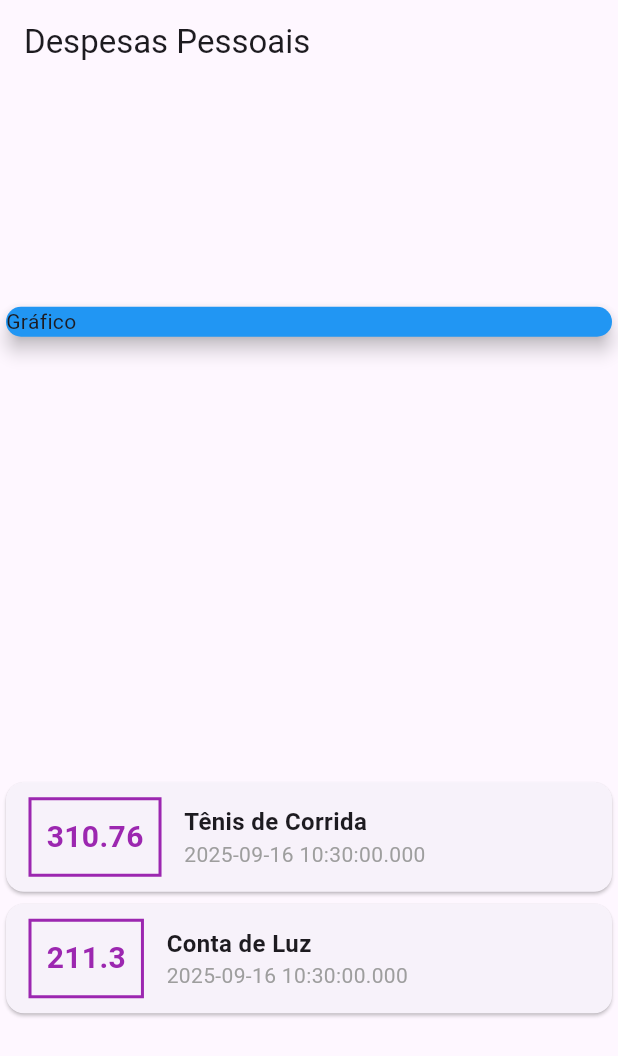
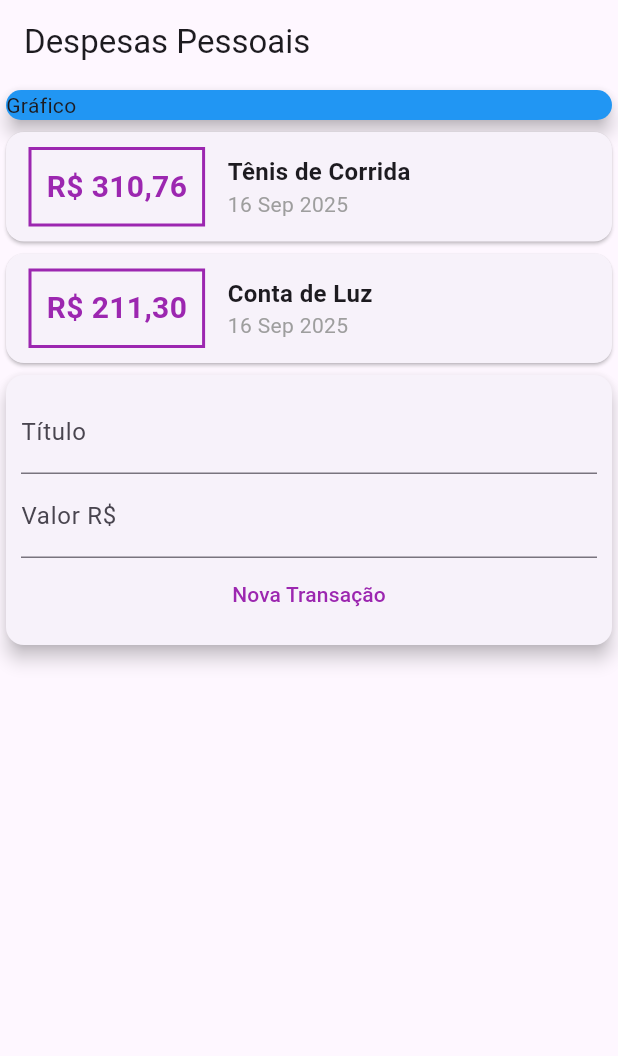
Before and after one commit to gPagio/curso-udemy-aprenda-flutter-e-desenvolva-apps-para-android-e-ios, a Flutter app: the screen it shows after launch, on a phone screen of 412 x 824 dp. Shown: the top 1056 px of the screen. Run offline on Flutter 3.47's test engine with Material 3 defaults, Android fonts, the phone set to English and light mode, and no system bars.

Commit message:
feat: secao 4 16/09/2025 17:19

```diff
--- /dev/null
+++ b/expenses/lib/components/transaction_form.dart
@@ -0,0 +1,38 @@
+import 'package:flutter/material.dart';
+
+class TransactionForm extends StatelessWidget {
+  final titleController = TextEditingController();
+  final valueController = TextEditingController();
+
+  @override
+  Widget build(BuildContext context) {
+    return Card(
+      elevation: 5,
+      child: Padding(
+        padding: EdgeInsets.all(10),
+        child: Column(
+          children: [
+            TextField(
+              controller: titleController,
+              decoration: InputDecoration(labelText: 'Título'),
+            ),
+            TextField(
+              controller: valueController,
+              decoration: InputDecoration(labelText: 'Valor R\$'),
+            ),
+            TextButton(
+              onPressed: () {
+                print("Titulo ${titleController.text}");
+                print("Valor ${valueController.text}");
+              },
+              child: Text(
+                'Nova Transação',
+                style: TextStyle(color: Colors.purple),
+              ),
+            ),
+          ],
+        ),
+      ),
+    );
+  }
+}
--- /dev/null
+++ b/expenses/lib/components/transaction_list.dart
@@ -0,0 +1,55 @@
+import 'package:expenses/models/transaction.dart';
+import 'package:flutter/material.dart';
+import 'package:intl/intl.dart';
+
+class TransactionList extends StatelessWidget {
+  final List<Transaction> _transactions;
+
+  const TransactionList(this._transactions, {super.key});
+
+  @override
+  Widget build(BuildContext context) {
+    return Column(
+      /* * Children recebe listas e estamos
+         * retornando uma lista de Cards
+         * para esta propriedade de Column
+         * */
+      children: _transactions.map((t) {
+        return Card(
+          child: Row(
+            children: [
+              Container(
+                margin: EdgeInsets.symmetric(horizontal: 15, vertical: 10),
+                decoration: BoxDecoration(
+                  border: Border.all(color: Colors.purple, width: 2),
+                ),
+                padding: EdgeInsets.all(10),
+                child: Text(
+                  'R\$ ${t.value.toStringAsFixed(2).replaceAll('.', ',')}',
+                  style: TextStyle(
+                    fontWeight: FontWeight.bold,
+                    fontSize: 20,
+                    color: Colors.purple,
+                  ),
+                ),
+              ),
+              Column(
+                crossAxisAlignment: CrossAxisAlignment.start,
+                children: [
+                  Text(
+                    t.title,
+                    style: TextStyle(fontSize: 16, fontWeight: FontWeight.bold),
+                  ),
+                  Text(
+                    DateFormat('d MMM y').format(t.date),
+                    style: TextStyle(color: Colors.grey),
+                  ),
+                ],
+              ),
+            ],
+          ),
+        );
+      }).toList(),
+    );
+  }
+}
--- /dev/null
+++ b/expenses/lib/components/transaction_user.dart
@@ -0,0 +1,35 @@
+import 'package:expenses/components/transaction_form.dart';
+import 'package:expenses/components/transaction_list.dart';
+import 'package:flutter/material.dart';
+
+import '../models/transaction.dart';
+
+class TransactionUser extends StatefulWidget {
+  const TransactionUser({super.key});
+
+  @override
+  State<TransactionUser> createState() => _TransactionUserState();
+}
+
+class _TransactionUserState extends State<TransactionUser> {
+  final _transactions = [
+    Transaction(
+      id: "t1",
+      title: "Tênis de Corrida",
+      value: 310.76,
+      date: DateTime.now(),
+    ),
+    Transaction(
+      id: "t2",
+      title: "Conta de Luz",
+      value: 211.30,
+      date: DateTime.now(),
+    ),
+  ];
+  @override
+  Widget build(BuildContext context) {
+    return Column(
+      children: [TransactionList(_transactions), TransactionForm()],
+    );
+  }
+}
--- a/expenses/lib/main.dart
+++ b/expenses/lib/main.dart
@@ -1,5 +1,6 @@
-import 'package:expenses/models/transaction.dart';
 import 'package:flutter/material.dart';
+
+import 'package:expenses/components/transaction_user.dart';
 
 void main() {
   runApp(ExpensesApp());
@@ -13,27 +14,11 @@ class ExpensesApp extends StatelessWidget {
 }
 
 class MyHomePage extends StatelessWidget {
-  final _transactions = [
-    Transaction(
-      id: "t1",
-      title: "Tênis de Corrida",
-      value: 310.76,
-      date: DateTime.now(),
-    ),
-    Transaction(
-      id: "t2",
-      title: "Conta de Luz",
-      value: 211.30,
-      date: DateTime.now(),
-    ),
-  ];
-
   @override
   Widget build(BuildContext context) {
     return Scaffold(
       appBar: AppBar(title: Text("Despesas Pessoais")),
       body: Column(
-        mainAxisAlignment: MainAxisAlignment.spaceAround,
         crossAxisAlignment: CrossAxisAlignment.stretch,
         children: [
           Container(
@@ -43,55 +28,7 @@ class MyHomePage extends StatelessWidget {
               elevation: 5,
             ),
           ),
-          Column(
-            /*
-            * Children recebe listas e estamos
-            * retornando uma lista de Cards
-            * para esta propriedade de Column
-            * */
-            children: _transactions.map((t) {
-              return Card(
-                child: Row(
-                  children: [
-                    Container(
-                      margin: EdgeInsets.symmetric(
-                        horizontal: 15,
-                        vertical: 10,
-                      ),
-                      decoration: BoxDecoration(
-                        border: Border.all(color: Colors.purple, width: 2),
-                      ),
-                      padding: EdgeInsets.all(10),
-                      child: Text(
-                        t.value.toString(),
-                        style: TextStyle(
-                          fontWeight: FontWeight.bold,
-                          fontSize: 20,
-                          color: Colors.purple,
-                        ),
-                      ),
-                    ),
-                    Column(
-                      crossAxisAlignment: CrossAxisAlignment.start,
-                      children: [
-                        Text(
-                          t.title,
-                          style: TextStyle(
-                            fontSize: 16,
-                            fontWeight: FontWeight.bold,
-                          ),
-                        ),
-                        Text(
-                          t.date.toString(),
-                          style: TextStyle(color: Colors.grey),
-                        ),
-                      ],
-                    ),
-                  ],
-                ),
-              );
-            }).toList(),
-          ),
+          TransactionUser(),
         ],
       ),
     );
--- a/expenses/lib/models/transaction.dart
+++ b/expenses/lib/models/transaction.dart
@@ -10,6 +10,4 @@ class Transaction {
     required this.value,
     required this.date,
   });
-
-
 }
--- a/expenses/pubspec.yaml
+++ b/expenses/pubspec.yaml
@@ -34,6 +34,8 @@ dependencies:
   # The following adds the Cupertino Icons font to your application.
   # Use with the CupertinoIcons class for iOS style icons.
   cupertino_icons: ^1.0.8
+
+  intl: ^0.20.2
 
 dev_dependencies:
   flutter_test:
```
